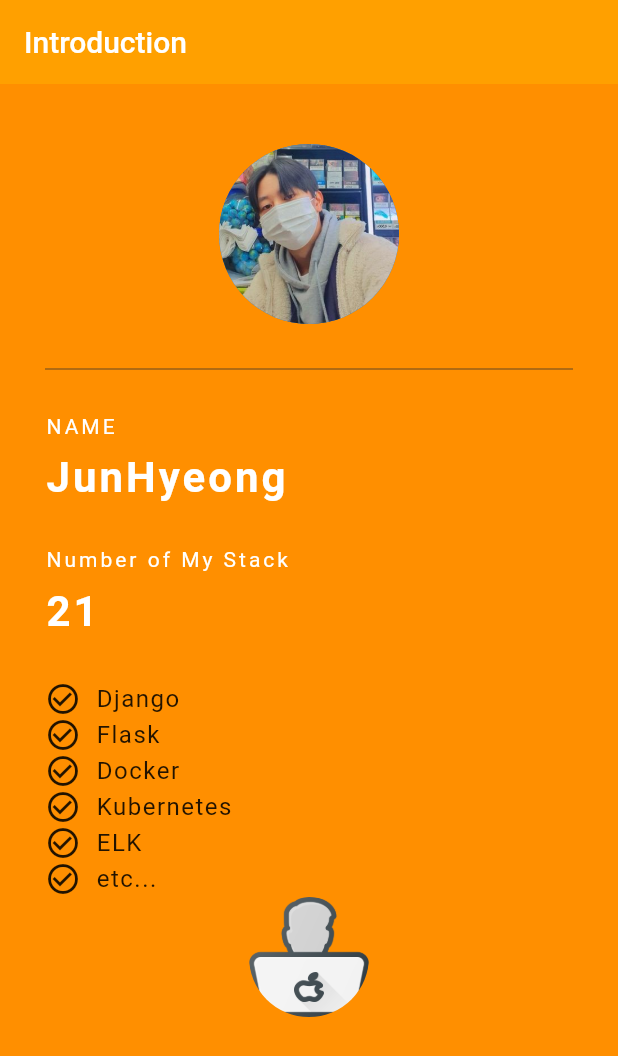
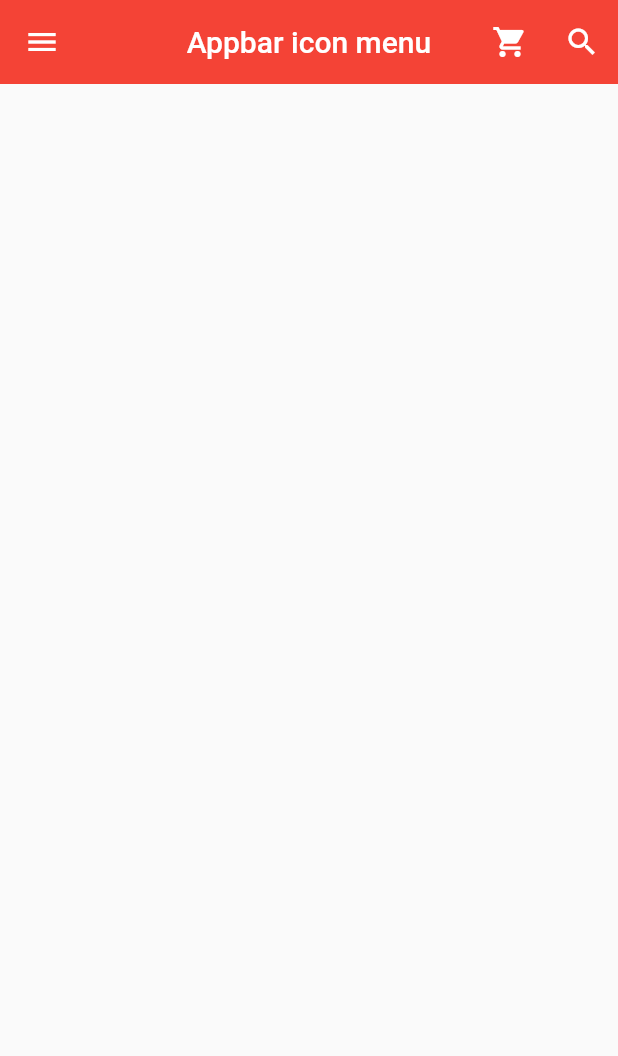
Before and after one commit to with-developer/Weather-provide-App, a Flutter app: the screen it shows after launch, on a phone screen of 412 x 824 dp. Shown: the top 1056 px of the screen. Run offline on Flutter 3.47's test engine with Material 2 defaults, Android fonts, the phone set to English and light mode, and no system bars.

Commit message:
Update main.dart

```diff
--- a/flutter_study/flutter_application/lib/main.dart
+++ b/flutter_study/flutter_application/lib/main.dart
@@ -8,184 +8,40 @@ class MyApp extends StatelessWidget {
   @override
   Widget build(BuildContext context) {
     return MaterialApp(
-      debugShowCheckedModeBanner: false,
-      title: 'My Introduction',
-      home: Grade(),
+      title: 'Appbar',
+      theme: ThemeData(primarySwatch: Colors.red),
+      home: MyPage(),
     );
   }
 }
 
-class Grade extends StatelessWidget {
-  const Grade({Key? key}) : super(key: key);
+class MyPage extends StatelessWidget {
+  const MyPage({Key? key}) : super(key: key);
 
   @override
   Widget build(BuildContext context) {
     return Scaffold(
-      backgroundColor: Colors.amber[800],
       appBar: AppBar(
-        title: Text('Introduction'),
-        backgroundColor: Colors.amber[700],
+        title: Text('Appbar icon menu'),
+        centerTitle: true,
         elevation: 0.0,
-      ),
-      body: Padding(
-        padding: EdgeInsets.fromLTRB(30.0, 40.0, 30.0, 0.0),
-        child: Column(
-          crossAxisAlignment: CrossAxisAlignment.start,
-          children: [
-            Center(
-              child: CircleAvatar(
-                backgroundImage: AssetImage('assets/image.jpeg'),
-                radius: 60.0,
-              ),
-            ),
-            Divider(
-              height: 60.0,
-              color: Colors.grey[850],
-              thickness: 0.5,
-            ),
-            Text(
-              'NAME',
-              style: TextStyle(
-                color: Colors.white,
-                letterSpacing: 2.0,
-              ),
-            ),
-            SizedBox(
-              height: 10.0,
-            ),
-            Text(
-              'JunHyeong',
-              style: TextStyle(
-                color: Colors.white,
-                letterSpacing: 2.0,
-                fontSize: 28.0,
-                fontWeight: FontWeight.bold,
-              ),
-            ),
-            SizedBox(
-              height: 30.0,
-            ),
-            Text(
-              'Number of My Stack',
-              style: TextStyle(
-                color: Colors.white,
-                letterSpacing: 2.0,
-              ),
-            ),
-            SizedBox(
-              height: 10.0,
-            ),
-            Text(
-              '21',
-              style: TextStyle(
-                color: Colors.white,
-                letterSpacing: 2.0,
-                fontSize: 28.0,
-                fontWeight: FontWeight.bold,
-              ),
-            ),
-            SizedBox(
-              height: 30.0,
-            ),
-            Row(
-              children: [
-                Icon(Icons.check_circle_outline),
-                SizedBox(
-                  width: 10.0,
-                ),
-                Text(
-                  'Django',
-                  style: TextStyle(
-                    fontSize: 16.0,
-                    letterSpacing: 1.0,
-                  ),
-                ),
-              ],
-            ),
-            Row(
-              children: [
-                Icon(Icons.check_circle_outline),
-                SizedBox(
-                  width: 10.0,
-                ),
-                Text(
-                  'Flask',
-                  style: TextStyle(
-                    fontSize: 16.0,
-                    letterSpacing: 1.0,
-                  ),
-                ),
-              ],
-            ),
-            Row(
-              children: [
-                Icon(Icons.check_circle_outline),
-                SizedBox(
-                  width: 10.0,
-                ),
-                Text(
-                  'Docker',
-                  style: TextStyle(
-                    fontSize: 16.0,
-                    letterSpacing: 1.0,
-                  ),
-                ),
-              ],
-            ),
-            Row(
-              children: [
-                Icon(Icons.check_circle_outline),
-                SizedBox(
-                  width: 10.0,
-                ),
-                Text(
-                  'Kubernetes',
-                  style: TextStyle(
-                    fontSize: 16.0,
-                    letterSpacing: 1.0,
-                  ),
-                ),
-              ],
-            ),
-            Row(
-              children: [
-                Icon(Icons.check_circle_outline),
-                SizedBox(
-                  width: 10.0,
-                ),
-                Text(
-                  'ELK',
-                  style: TextStyle(
-                    fontSize: 16.0,
-                    letterSpacing: 1.0,
-                  ),
-                ),
-              ],
-            ),
-            Row(
-              children: [
-                Icon(Icons.check_circle_outline),
-                SizedBox(
-                  width: 10.0,
-                ),
-                Text(
-                  'etc...',
-                  style: TextStyle(
-                    fontSize: 16.0,
-                    letterSpacing: 1.0,
-                  ),
-                ),
-              ],
-            ),
-            Center(
-              child: CircleAvatar(
-                backgroundImage: AssetImage('assets/image2.png'),
-                radius: 40.0,
-                backgroundColor: Colors.amber[800],
-              ),
-            ),
-          ],
-        ),
+        leading: IconButton(
+            onPressed: () {
+              print('menu button is clicked');
+            },
+            icon: Icon(Icons.menu)),
+        actions: [
+          IconButton(
+              onPressed: () {
+                print('shopping_cart button is clicked');
+              },
+              icon: Icon(Icons.shopping_cart)),
+          IconButton(
+              onPressed: () {
+                print('search button is clicked');
+              },
+              icon: Icon(Icons.search)),
+        ],
       ),
     );
   }
```
